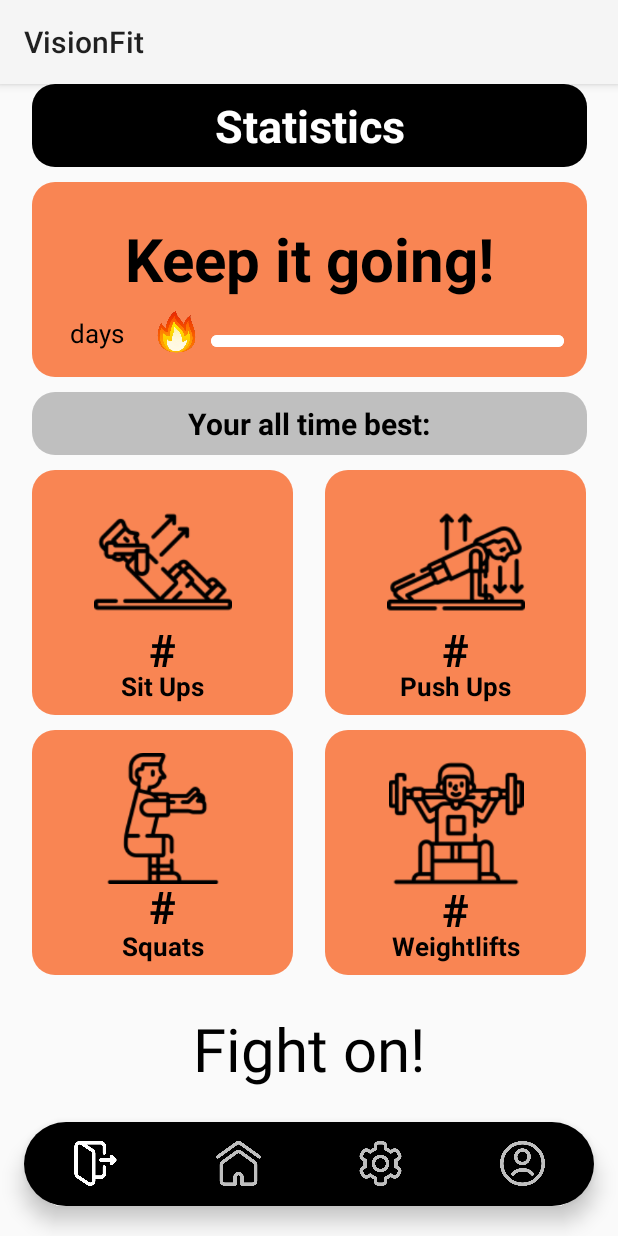
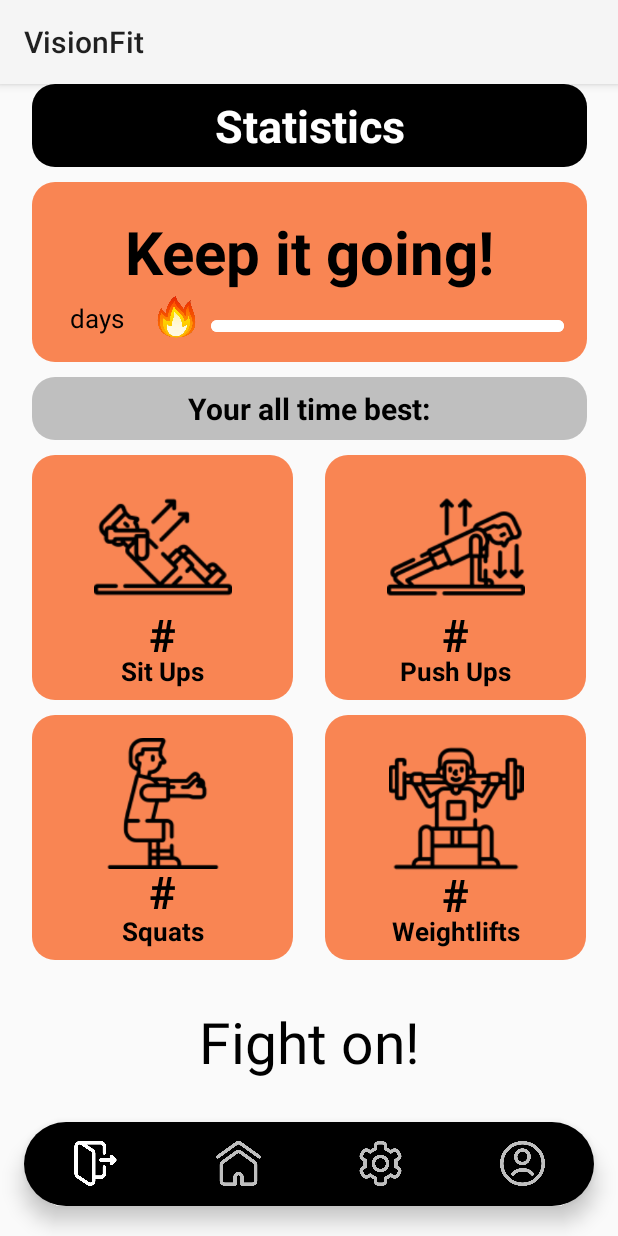
Before and after one commit to jh1h1h/visionfit, an Android app: the MyStatisticsActivity screen opened directly, with no data from a screen before it, on a phone screen of 412 x 824 dp. Run offline under Robolectric (Android 15) with nearby library versions, the light colour scheme and no system bars; our stand-ins replace Firebase (no records; nobody signed in at launch, a user with empty details on screens opened directly).

Commit message:
feature:update UI

```diff
--- a/app/src/main/res/layout/activity_my_statistics.xml
+++ b/app/src/main/res/layout/activity_my_statistics.xml
@@ -34,7 +34,7 @@
     <androidx.constraintlayout.widget.ConstraintLayout
         android:id="@+id/encourage"
         android:layout_width="370dp"
-        android:layout_height="130dp"
+        android:layout_height="120dp"
         android:layout_marginTop="10dp"
         android:background="@drawable/round_view"
         android:backgroundTint="@color/orange"
@@ -334,7 +334,7 @@
         android:layout_height="wrap_content"
         android:text="@string/fight_on"
         style="@style/TextColor"
-        android:textSize="40sp"
+        android:textSize="38sp"
         app:layout_constraintLeft_toLeftOf="@+id/squatsTab"
         app:layout_constraintRight_toRightOf="@+id/weightliftTab"
         app:layout_constraintTop_toBottomOf="@id/weightliftTab"
```
